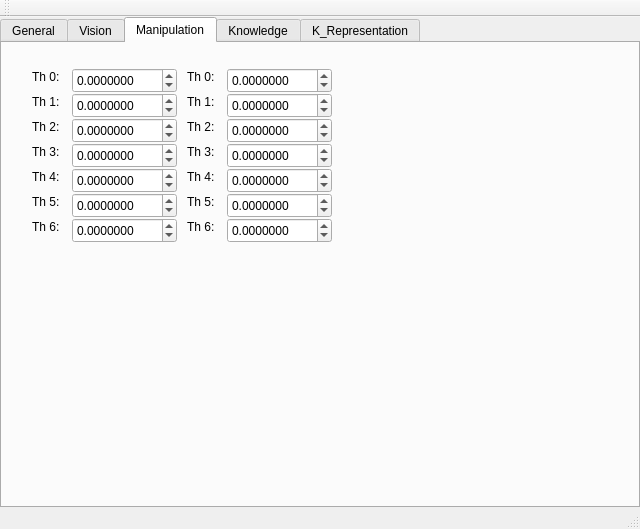
edgarVazquez43/TAKESHI, file catkin_ws/src/hri/justina_gui/src/MainWindow.ui: the form before one commit.
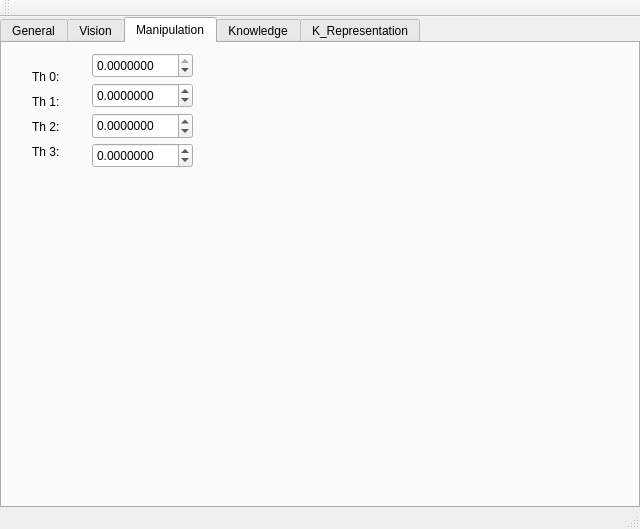
The form after the commit. The open tabs and pages were chosen to show the change.

Patch:
```diff
--- a/catkin_ws/src/hri/justina_gui/src/MainWindow.ui
+++ b/catkin_ws/src/hri/justina_gui/src/MainWindow.ui
@@ -2,6 +2,9 @@
 <ui version="4.0">
  <class>MainWindow</class>
  <widget class="QMainWindow" name="MainWindow">
+  <property name="enabled">
+   <bool>true</bool>
+  </property>
   <property name="geometry">
    <rect>
     <x>0</x>
@@ -1636,9 +1639,9 @@
      <widget class="QDoubleSpinBox" name="laTxtAngles3">
       <property name="geometry">
        <rect>
-        <x>70</x>
+        <x>90</x>
         <y>100</y>
-        <width>105</width>
+        <width>101</width>
         <height>25</height>
        </rect>
       </property>
@@ -1658,57 +1661,6 @@
        <double>0.100000000000000</double>
       </property>
      </widget>
-     <widget class="QLabel" name="raLblAngles3">
-      <property name="geometry">
-       <rect>
-        <x>185</x>
-        <y>100</y>
-        <width>41</width>
-        <height>17</height>
-       </rect>
-      </property>
-      <property name="text">
-       <string>Th 3:</string>
-      </property>
-     </widget>
-     <widget class="QDoubleSpinBox" name="laTxtAngles6">
-      <property name="geometry">
-       <rect>
-        <x>70</x>
-        <y>175</y>
-        <width>105</width>
-        <height>25</height>
-       </rect>
-      </property>
-      <property name="keyboardTracking">
-       <bool>false</bool>
-      </property>
-      <property name="decimals">
-       <number>7</number>
-      </property>
-      <property name="minimum">
-       <double>-3.141600000000000</double>
-      </property>
-      <property name="maximum">
-       <double>3.141600000000000</double>
-      </property>
-      <property name="singleStep">
-       <double>0.100000000000000</double>
-      </property>
-     </widget>
-     <widget class="QLabel" name="raLblAngles0">
-      <property name="geometry">
-       <rect>
-        <x>185</x>
-        <y>25</y>
-        <width>41</width>
-        <height>17</height>
-       </rect>
-      </property>
-      <property name="text">
-       <string>Th 0:</string>
-      </property>
-     </widget>
      <widget class="QLabel" name="laLblAngles3">
       <property name="geometry">
        <rect>
@@ -1735,32 +1687,6 @@
        <string>Th 1:</string>
       </property>
      </widget>
-     <widget class="QLabel" name="laLblAngles5">
-      <property name="geometry">
-       <rect>
-        <x>30</x>
-        <y>150</y>
-        <width>41</width>
-        <height>17</height>
-       </rect>
-      </property>
-      <property name="text">
-       <string>Th 5:</string>
-      </property>
-     </widget>
-     <widget class="QLabel" name="laLblAngles6">
-      <property name="geometry">
-       <rect>
-        <x>30</x>
-        <y>175</y>
-        <width>41</width>
-        <height>17</height>
-       </rect>
-      </property>
-      <property name="text">
-       <string>Th 6:</string>
-      </property>
-     </widget>
      <widget class="QLabel" name="laLblAngles0">
       <property name="geometry">
        <rect>
@@ -1774,120 +1700,6 @@
        <string>Th 0:</string>
       </property>
      </widget>
-     <widget class="QLabel" name="raLblAngles2">
-      <property name="geometry">
-       <rect>
-        <x>185</x>
-        <y>75</y>
-        <width>41</width>
-        <height>17</height>
-       </rect>
-      </property>
-      <property name="text">
-       <string>Th 2:</string>
-      </property>
-     </widget>
-     <widget class="QDoubleSpinBox" name="laTxtAngles5">
-      <property name="geometry">
-       <rect>
-        <x>70</x>
-        <y>150</y>
-        <width>105</width>
-        <height>25</height>
-       </rect>
-      </property>
-      <property name="keyboardTracking">
-       <bool>false</bool>
-      </property>
-      <property name="decimals">
-       <number>7</number>
-      </property>
-      <property name="minimum">
-       <double>-3.141600000000000</double>
-      </property>
-      <property name="maximum">
-       <double>3.141600000000000</double>
-      </property>
-      <property name="singleStep">
-       <double>0.100000000000000</double>
-      </property>
-     </widget>
-     <widget class="QDoubleSpinBox" name="raTxtAngles3">
-      <property name="geometry">
-       <rect>
-        <x>225</x>
-        <y>100</y>
-        <width>105</width>
-        <height>25</height>
-       </rect>
-      </property>
-      <property name="keyboardTracking">
-       <bool>false</bool>
-      </property>
-      <property name="decimals">
-       <number>7</number>
-      </property>
-      <property name="minimum">
-       <double>-3.141600000000000</double>
-      </property>
-      <property name="maximum">
-       <double>3.141600000000000</double>
-      </property>
-      <property name="singleStep">
-       <double>0.100000000000000</double>
-      </property>
-     </widget>
-     <widget class="QLabel" name="laLblAngles4">
-      <property name="geometry">
-       <rect>
-        <x>30</x>
-        <y>125</y>
-        <width>41</width>
-        <height>17</height>
-       </rect>
-      </property>
-      <property name="text">
-       <string>Th 4:</string>
-      </property>
-     </widget>
-     <widget class="QLabel" name="raLblAngles4">
-      <property name="geometry">
-       <rect>
-        <x>185</x>
-        <y>125</y>
-        <width>41</width>
-        <height>17</height>
-       </rect>
-      </property>
-      <property name="text">
-       <string>Th 4:</string>
-      </property>
-     </widget>
-     <widget class="QDoubleSpinBox" name="raTxtAngles0">
-      <property name="geometry">
-       <rect>
-        <x>225</x>
-        <y>25</y>
-        <width>105</width>
-        <height>25</height>
-       </rect>
-      </property>
-      <property name="keyboardTracking">
-       <bool>false</bool>
-      </property>
-      <property name="decimals">
-       <number>7</number>
-      </property>
-      <property name="minimum">
-       <double>-3.141600000000000</double>
-      </property>
-      <property name="maximum">
-       <double>3.141600000000000</double>
-      </property>
-      <property name="singleStep">
-       <double>0.100000000000000</double>
-      </property>
-     </widget>
      <widget class="QLabel" name="laLblAngles2">
       <property name="geometry">
        <rect>
@@ -1901,113 +1713,12 @@
        <string>Th 2:</string>
       </property>
      </widget>
-     <widget class="QLabel" name="raLblAngles5">
-      <property name="geometry">
-       <rect>
-        <x>185</x>
-        <y>150</y>
-        <width>41</width>
-        <height>17</height>
-       </rect>
-      </property>
-      <property name="text">
-       <string>Th 5:</string>
-      </property>
-     </widget>
-     <widget class="QDoubleSpinBox" name="laTxtAngles2">
-      <property name="geometry">
-       <rect>
-        <x>70</x>
-        <y>75</y>
-        <width>105</width>
-        <height>25</height>
-       </rect>
-      </property>
-      <property name="keyboardTracking">
-       <bool>false</bool>
-      </property>
-      <property name="decimals">
-       <number>7</number>
-      </property>
-      <property name="minimum">
-       <double>-3.141600000000000</double>
-      </property>
-      <property name="maximum">
-       <double>3.141600000000000</double>
-      </property>
-      <property name="singleStep">
-       <double>0.100000000000000</double>
-      </property>
-     </widget>
-     <widget class="QLabel" name="raLblAngles1">
-      <property name="geometry">
-       <rect>
-        <x>185</x>
-        <y>50</y>
-        <width>41</width>
-        <height>17</height>
-       </rect>
-      </property>
-      <property name="text">
-       <string>Th 1:</string>
-      </property>
-     </widget>
-     <widget class="QDoubleSpinBox" name="raTxtAngles4">
-      <property name="geometry">
-       <rect>
-        <x>225</x>
-        <y>125</y>
-        <width>105</width>
-        <height>25</height>
-       </rect>
-      </property>
-      <property name="keyboardTracking">
-       <bool>false</bool>
-      </property>
-      <property name="decimals">
-       <number>7</number>
-      </property>
-      <property name="minimum">
-       <double>-3.141600000000000</double>
-      </property>
-      <property name="maximum">
-       <double>3.141600000000000</double>
-      </property>
-      <property name="singleStep">
-       <double>0.100000000000000</double>
-      </property>
-     </widget>
-     <widget class="QDoubleSpinBox" name="raTxtAngles6">
-      <property name="geometry">
-       <rect>
-        <x>225</x>
-        <y>175</y>
-        <width>105</width>
-        <height>25</height>
-       </rect>
-      </property>
-      <property name="keyboardTracking">
-       <bool>false</bool>
-      </property>
-      <property name="decimals">
-       <number>7</number>
-      </property>
-      <property name="minimum">
-       <double>-3.141600000000000</double>
-      </property>
-      <property name="maximum">
-       <double>3.141600000000000</double>
-      </property>
-      <property name="singleStep">
-       <double>0.100000000000000</double>
-      </property>
-     </widget>
      <widget class="QDoubleSpinBox" name="laTxtAngles1">
       <property name="geometry">
        <rect>
-        <x>70</x>
-        <y>50</y>
-        <width>105</width>
+        <x>90</x>
+        <y>40</y>
+        <width>101</width>
         <height>25</height>
        </rect>
       </property>
@@ -2030,65 +1741,18 @@
        <double>0.000000000000000</double>
       </property>
      </widget>
-     <widget class="QDoubleSpinBox" name="raTxtAngles1">
-      <property name="geometry">
-       <rect>
-        <x>225</x>
-        <y>50</y>
-        <width>105</width>
-        <height>25</height>
-       </rect>
-      </property>
-      <property name="keyboardTracking">
-       <bool>false</bool>
-      </property>
-      <property name="decimals">
-       <number>7</number>
-      </property>
-      <property name="minimum">
-       <double>-3.141600000000000</double>
-      </property>
-      <property name="maximum">
-       <double>3.141600000000000</double>
-      </property>
-      <property name="singleStep">
-       <double>0.100000000000000</double>
-      </property>
-     </widget>
      <widget class="QDoubleSpinBox" name="laTxtAngles0">
       <property name="geometry">
        <rect>
-        <x>70</x>
-        <y>25</y>
-        <width>105</width>
+        <x>90</x>
+        <y>10</y>
+        <width>101</width>
         <height>25</height>
        </rect>
       </property>
       <property name="keyboardTracking">
        <bool>false</bool>
       </property>
-      <property name="decimals">
-       <number>7</number>
-      </property>
-      <property name="minimum">
-       <double>-3.141600000000000</double>
-      </property>
-      <property name="maximum">
-       <double>3.141600000000000</double>
-      </property>
-      <property name="singleStep">
-       <double>0.100000000000000</double>
-      </property>
-     </widget>
-     <widget class="QDoubleSpinBox" name="raTxtAngles5">
-      <property name="geometry">
-       <rect>
-        <x>225</x>
-        <y>150</y>
-        <width>105</width>
-        <height>25</height>
-       </rect>
-      </property>
       <property name="keyboardTracking">
        <bool>false</bool>
       </property>
@@ -2096,22 +1760,22 @@
        <number>7</number>
       </property>
       <property name="minimum">
-       <double>-3.141600000000000</double>
+       <double>-3.141592000000000</double>
       </property>
       <property name="maximum">
-       <double>3.141600000000000</double>
+       <double>0.000000000000000</double>
       </property>
       <property name="singleStep">
        <double>0.100000000000000</double>
       </property>
      </widget>
-     <widget class="QDoubleSpinBox" name="laTxtAngles4">
+     <widget class="QDoubleSpinBox" name="laTxtAngles2">
       <property name="geometry">
        <rect>
-        <x>70</x>
-        <y>125</y>
-        <width>105</width>
-        <height>25</height>
+        <x>90</x>
+        <y>70</y>
+        <width>101</width>
+        <height>26</height>
        </rect>
       </property>
       <property name="keyboardTracking">
@@ -2121,48 +1785,10 @@
        <number>7</number>
       </property>
       <property name="minimum">
-       <double>-3.141600000000000</double>
+       <double>-3.141592000000000</double>
       </property>
       <property name="maximum">
-       <double>3.141600000000000</double>
-      </property>
-      <property name="singleStep">
-       <double>0.100000000000000</double>
-      </property>
-     </widget>
-     <widget class="QLabel" name="raLblAngles6">
-      <property name="geometry">
-       <rect>
-        <x>185</x>
-        <y>175</y>
-        <width>41</width>
-        <height>17</height>
-       </rect>
-      </property>
-      <property name="text">
-       <string>Th 6:</string>
-      </property>
-     </widget>
-     <widget class="QDoubleSpinBox" name="raTxtAngles2">
-      <property name="geometry">
-       <rect>
-        <x>225</x>
-        <y>75</y>
-        <width>105</width>
-        <height>25</height>
-       </rect>
-      </property>
-      <property name="keyboardTracking">
-       <bool>false</bool>
-      </property>
-      <property name="decimals">
-       <number>7</number>
-      </property>
-      <property name="minimum">
-       <double>-3.141600000000000</double>
-      </property>
-      <property name="maximum">
-       <double>3.141600000000000</double>
+       <double>3.141592000000000</double>
       </property>
       <property name="singleStep">
        <double>0.100000000000000</double>
```
Left out of the diff: 343 changed lines with no effect on the pictures.
